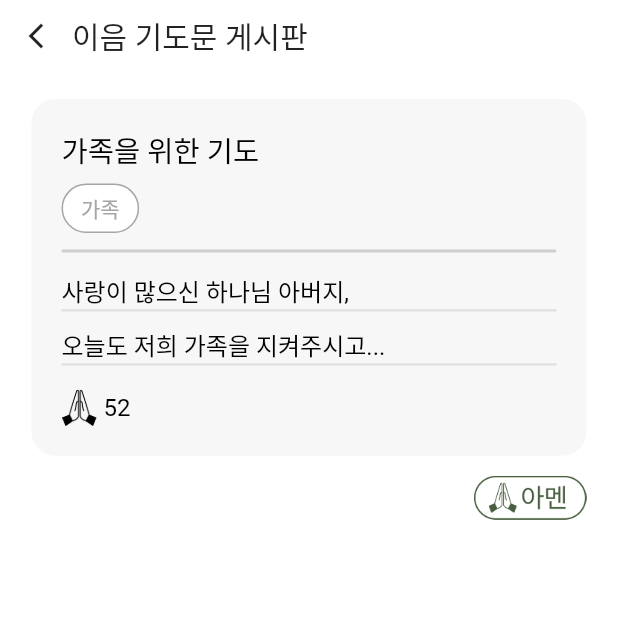
After one commit to mimikeye/ieum_project, a Flutter app: the CommunityScreen screen opened directly, after a tap on "가족을 위한 기도", on a phone screen of 412 x 824 dp, the top half of it. The commit adds this screen. Run offline on Flutter 3.47's test engine with Material 3 defaults, Android fonts, the phone set to English and light mode, and no system bars; our stand-ins replace audioplayers, cloud_firestore, firebase_auth, firebase_core, firebase_storage, google_sign_in and 1 more; accounts and stored records are empty; Roboto replaces fonts that are missing (Pretendard); project files that could hold a hidden picture were left out.

Commit message:
community firebase start

```diff
--- a/lib/community_main.dart
+++ b/lib/community_main.dart
@@ -2,6 +2,7 @@ import 'package:flutter/material.dart';
 import 'community_search.dart';
 import 'community_public_list.dart';
 import 'create_community.dart';
+import 'community_post_detail.dart';
 
 class CommunityScreen extends StatelessWidget {
   const CommunityScreen({super.key});
@@ -26,7 +27,7 @@ class CommunityScreen extends StatelessWidget {
                 const SizedBox(height: 24),
 
                 // 2. 이음 기도문 섹션
-                _buildSectionHeader(context, '이음 기도문', hasMore: true),
+                _buildSectionHeader(context, '이음 기도 게시판', hasMore: true),
                 const SizedBox(height: 16),
                 _buildPrayerList(),
 
@@ -242,9 +243,24 @@ class CommunityScreen extends StatelessWidget {
           ),
           itemBuilder: (context, index) {
             final prayer = prayers[index];
-            return Padding(
-              padding: const EdgeInsets.only(left: 11.0),
-              child: Row(
+            return GestureDetector(
+              onTap: () {
+                Navigator.push(
+                  context,
+                  MaterialPageRoute(
+                    builder: (context) => CommunityPostDetailScreen(
+                      communityName: '이음 기도문 게시판',
+                      title: prayer['title']!,
+                      content: prayer['content']!,
+                      tag: prayer['tag']!,
+                      amenCount: 52,
+                    ),
+                  ),
+                );
+              },
+              child: Padding(
+                padding: const EdgeInsets.only(left: 11.0),
+                child: Row(
                 crossAxisAlignment: CrossAxisAlignment.start,
                 children: [
                   Expanded(
@@ -337,6 +353,7 @@ class CommunityScreen extends StatelessWidget {
                   ),
                 ],
               ),
+            ),
             );
           },
         ),
--- /dev/null
+++ b/lib/community_post_detail.dart
@@ -0,0 +1,358 @@
+import 'package:flutter/material.dart';
+
+class CommunityPostDetailScreen extends StatefulWidget {
+  final String communityName;
+  final String title;
+  final String content;
+  final String tag;
+  final int amenCount;
+
+  final List<String> imageUrls;
+
+  const CommunityPostDetailScreen({
+    super.key,
+    required this.communityName,
+    required this.title,
+    required this.content,
+    required this.tag,
+    required this.amenCount,
+    this.imageUrls = const [],
+  });
+
+  @override
+  State<CommunityPostDetailScreen> createState() =>
+      _CommunityPostDetailScreenState();
+}
+
+class _CommunityPostDetailScreenState
+    extends State<CommunityPostDetailScreen> {
+  late int _amenCount;
+  bool _isAmen = false;
+
+  @override
+  void initState() {
+    super.initState();
+    _amenCount = widget.amenCount;
+  }
+
+  void _toggleAmen() {
+    setState(() {
+      if (_isAmen) {
+        _amenCount--;
+        _isAmen = false;
+      } else {
+        _amenCount++;
+        _isAmen = true;
+      }
+    });
+  }
+
+  @override
+  Widget build(BuildContext context) {
+    return Scaffold(
+      backgroundColor: Colors.white,
+
+      body: SafeArea(
+        child: Column(
+          children: [
+            // ============================================================
+            // 상단
+            // ============================================================
+            Row(
+              children: [
+                IconButton(
+                  onPressed: () {
+                    Navigator.pop(context);
+                  },
+                  icon: const Icon(
+                    Icons.arrow_back_ios_new,
+                    size: 20,
+                  ),
+                ),
+
+                Text(
+                  widget.communityName,
+                  style: const TextStyle(
+                    fontSize: 20,
+                    fontWeight: FontWeight.w500,
+                    fontFamily: 'Pretendard',
+                  ),
+                ),
+              ],
+            ),
+
+            // ============================================================
+            // 게시글 + 아멘 버튼
+            // ============================================================
+            Expanded(
+              child: SingleChildScrollView(
+                padding: const EdgeInsets.fromLTRB(
+                  21,
+                  18,
+                  21,
+                  20,
+                ),
+                child: Column(
+                  crossAxisAlignment: CrossAxisAlignment.end,
+                  children: [
+                    // ======================================================
+                    // 기도문 카드
+                    // ======================================================
+                    Container(
+                      width: double.infinity,
+
+                      decoration: BoxDecoration(
+                        color: const Color(0x33D9D9D9),
+                        borderRadius: BorderRadius.circular(16),
+                      ),
+
+                      child: Padding(
+                        padding: const EdgeInsets.fromLTRB(
+                          20,
+                          20,
+                          20,
+                          20,
+                        ),
+
+                        child: Column(
+                          crossAxisAlignment: CrossAxisAlignment.start,
+                          children: [
+                            // ==================================================
+                            // 제목
+                            // ==================================================
+                            Text(
+                              widget.title,
+                              style: const TextStyle(
+                                fontSize: 19,
+                                fontWeight: FontWeight.w500,
+                                fontFamily: 'Pretendard',
+                                color: Colors.black,
+                              ),
+                            ),
+
+                            const SizedBox(height: 8.4),
+
+                            // ==================================================
+                            // 카테고리
+                            // ==================================================
+                            Container(
+                              padding: const EdgeInsets.symmetric(
+                                horizontal: 12,
+                                vertical: 5,
+                              ),
+                              decoration: BoxDecoration(
+                                color: Colors.white,
+                                border: Border.all(
+                                  color: const Color(0xFFA6A6A6),
+                                ),
+                                borderRadius: BorderRadius.circular(20),
+                              ),
+                              child: Text(
+                                widget.tag,
+                                style: const TextStyle(
+                                  fontSize: 14,
+                                  color: Color(0xFFA6A6A6),
+                                  fontFamily: 'Pretendard',
+                                ),
+                              ),
+                            ),
+
+                            const SizedBox(height: 11),
+
+                            // ==================================================
+                            // 제목 / 카테고리 아래 굵은 선
+                            // ==================================================
+                            Container(
+                              width: double.infinity,
+                              height: 2,
+                              decoration: BoxDecoration(
+                                color: const Color(0xFFCECECE),
+                                borderRadius: BorderRadius.circular(2),
+                              ),
+                            ),
+
+                            const SizedBox(height: 3.5),
+
+                            // ==================================================
+                            // 본문 + 줄
+                            // ==================================================
+                            SizedBox(
+                              width: double.infinity,
+                              child: CustomPaint(
+                                painter: CommunityLinedPaperPainter(
+                                  lineHeight: 36.0,
+                                ),
+                                child: Padding(
+                                  padding: const EdgeInsets.only(
+                                    bottom: 2,
+                                  ),
+                                  child: Text(
+                                    widget.content,
+                                    style: const TextStyle(
+                                      fontSize: 16,
+                                      height: 2.25,
+                                      fontFamily: 'Pretendard',
+                                      color: Colors.black,
+                                    ),
+                                  ),
+                                ),
+                              ),
+                            ),
+
+                            // ==================================================
+                            // 이미지
+                            // ==================================================
+                            if (widget.imageUrls.isNotEmpty) ...[
+                              const SizedBox(height: 16),
+
+                              Column(
+                                crossAxisAlignment:
+                                    CrossAxisAlignment.start,
+                                children:
+                                    widget.imageUrls.map((imageUrl) {
+                                  return Padding(
+                                    padding: const EdgeInsets.only(
+                                      bottom: 10,
+                                    ),
+                                    child: ClipRRect(
+                                      borderRadius:
+                                          BorderRadius.circular(10),
+                                      child: Image.network(
+                                        imageUrl,
+                                        width: double.infinity,
+                                        fit: BoxFit.contain,
+                                        loadingBuilder: (
+                                          context,
+                                          child,
+                                          loadingProgress,
+                                        ) {
+                                          if (loadingProgress == null) {
+                                            return child;
+                                          }
+
+                                          return const SizedBox(
+                                            height: 180,
+                                            child: Center(
+                                              child:
+                                                  CircularProgressIndicator(),
+                                            ),
+                                          );
+                                        },
+                                        errorBuilder: (
+                                          context,
+                                          error,
+                                          stackTrace,
+                                        ) {
+                                          return const SizedBox.shrink();
+                                        },
+                                      ),
+                                    ),
+                                  );
+                                }).toList(),
+                              ),
+                            ],
+
+                            // ==================================================
+                            // 아멘 개수
+                            // ==================================================
+                            const SizedBox(height: 14),
+
+                            Row(
+                              children: [
+                                Image.asset(
+                                  'assets/images/amen_icon.png',
+                                  width: 24,
+                                  height: 24,
+                                ),
+
+                                const SizedBox(width: 4),
+
+                                Text(
+                                  '$_amenCount',
+                                  style: const TextStyle(
+                                    fontSize: 16,
+                                    fontFamily: 'Pretendard',
+                                    color: Colors.black,
+                                  ),
+                                ),
+                              ],
+                            ),
+                          ],
+                        ),
+                      ),
+                    ),
+
+                    // ========================================================
+                    // 아멘 버튼
+                    //
+                    // 카드 아래에서 13px 떨어지도록 배치
+                    // ========================================================
+                    const SizedBox(height: 13),
+
+                    GestureDetector(
+                      onTap: _toggleAmen,
+                      child: SizedBox(
+                        width: 75,
+                        height: 30,
+                        child: Image.asset(
+                          _isAmen
+                              ? 'assets/images/amen_on.png'
+                              : 'assets/images/amen_off.png',
+                          width: 75,
+                          height: 30,
+                          fit: BoxFit.contain,
+                        ),
+                      ),
+                    ),
+                  ],
+                ),
+              ),
+            ),
+          ],
+        ),
+      ),
+    );
+  }
+}
+
+// ==========================================================================
+// 본문 줄 그리기
+// ==========================================================================
+
+class CommunityLinedPaperPainter extends CustomPainter {
+  final double lineHeight;
+
+  CommunityLinedPaperPainter({
+    required this.lineHeight,
+  });
+
+  @override
+  void paint(
+    Canvas canvas,
+    Size size,
+  ) {
+    final Paint linePaint = Paint()
+      ..color = const Color(0xFFE0E0E0)
+      ..strokeWidth = 1.5;
+
+    // 본문 한 줄의 아래쪽에 맞춤
+    double y = 35;
+
+    while (y < size.height) {
+      canvas.drawLine(
+        Offset(0, y),
+        Offset(size.width, y),
+        linePaint,
+      );
+
+      y += lineHeight;
+    }
+  }
+
+  @override
+  bool shouldRepaint(
+    covariant CommunityLinedPaperPainter oldDelegate,
+  ) {
+    return oldDelegate.lineHeight != lineHeight;
+  }
+}
```
Also changed, not shown: assets/images/amen_icon.png (added), assets/images/amen_off.png (added), assets/images/amen_on.png (added).
